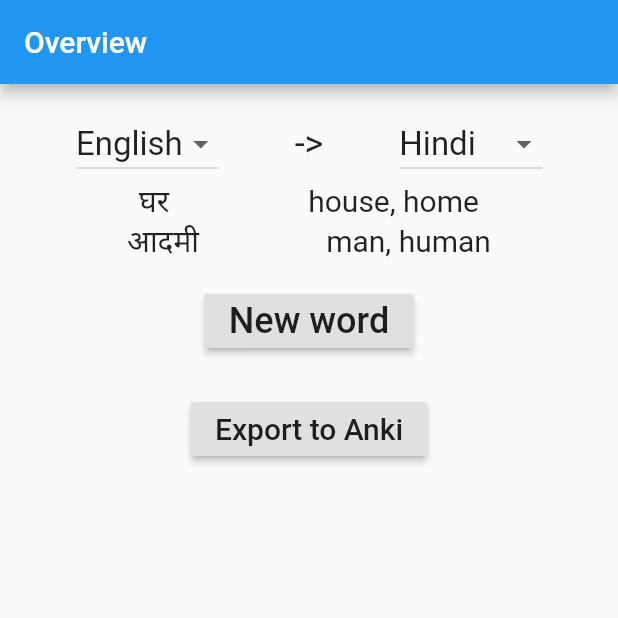
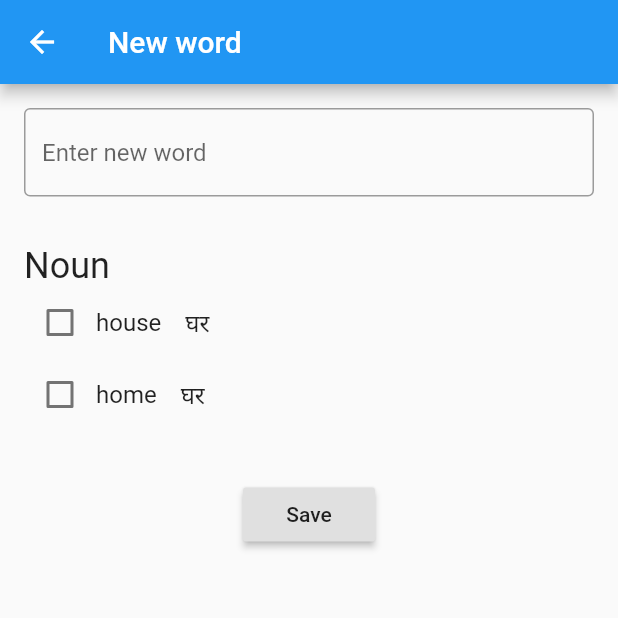
Before and after one commit to Silas-Germany/vocab_list, a Flutter app: the GeneralStatefulWidget screen opened directly, after a tap on "New word", on a phone screen of 412 x 824 dp, the top half of it. Run offline on Flutter 3.47's test engine with Material 2 defaults, Android fonts, the phone set to English and light mode, and no system bars; generated files the repository leaves out were written again.

Commit message:
Add word page created with basic functions

```diff
--- a/lib/add_word.dart
+++ b/lib/add_word.dart
@@ -0,0 +1,78 @@
+
+import 'package:flutter/cupertino.dart';
+import 'package:flutter/material.dart';
+
+import 'generated/l10n.dart';
+import 'helper.dart';
+
+class EditWord extends State<GeneralStatefulWidget> {
+
+  final MapEntry<String, String> currentWord;
+  final bool newWord;
+  final wordChangedListener = TextEditingController();
+  final Set<String> selectedTranslations = Set();
+  final Map<String, Map<String, List<String>>> translations = {
+    "Noun": {
+      "house": ["घर"],
+      "home": ["घर"],
+    }
+  };
+
+  EditWord({this.currentWord = const MapEntry("", "")}) : newWord = currentWord.key.isEmpty;
+
+  @override
+  Widget build(BuildContext context) => Scaffold(
+    appBar: AppBar(
+      title: Text(newWord ? S.of(context).newWord : S.of(context).editWord(currentWord.key)),
+    ),
+    body: Padding(
+      padding: EdgeInsets.all(16),
+      child: Column(
+        crossAxisAlignment: CrossAxisAlignment.start,
+        children: [
+          newWord ? textEntryField : SizedBox(),
+          const SizedBox(height: 32),
+        ] + translations.entries.map((category) => <Widget>[
+          Text(category.key, style: TextStyle(fontSize: 24)),
+          const SizedBox(width: 24),
+        ] + category.value.entries.map((translation) => Row(
+          children: [
+            Checkbox(
+              value: selectedTranslations.contains(translation.key),
+              onChanged: (value) {
+                setState(() {
+                  if (value) selectedTranslations.add(translation.key);
+                  else selectedTranslations.remove(translation.key);
+                });
+              },
+            ),
+            Text(translation.key, style: TextStyle(fontSize: 16)),
+            const SizedBox(width: 16),
+          ] + translation.value.map((backTranslation) => Text(backTranslation,
+            style: TextStyle(fontSize: 16),
+          )).toList(),
+        )).toList(),
+        ).expand((entry) => entry).toList() + [
+          SizedBox(height: 32),
+          Center(
+            child: RaisedButton(
+              child: Text(S.of(context).saveWord),
+              onPressed: () {
+                final word = MapEntry(wordChangedListener.text, selectedTranslations.join("; "));
+                Navigator.of(context).pop(word);
+              },
+            ),
+          ),
+        ],
+      ),
+    ),
+  );
+
+  Widget get textEntryField => TextField(
+    controller: wordChangedListener,
+    decoration: InputDecoration(
+        hintText: S.of(context).enterWord,
+        border: OutlineInputBorder()
+    ),
+  );
+}
--- a/lib/l10n/intl_en.arb
+++ b/lib/l10n/intl_en.arb
@@ -10,7 +10,11 @@
   "newWord": "New word",
   "export": "Export to Anki",
 
-  "deleteConfirmation" : "Do you want to delete '${word}'?",
+  "deleteConfirmation" : "Do you want to delete '{word}'?",
   "yes": "Yes",
-  "no": "No"
+  "no": "No",
+
+  "editWord": "Edit '{word}'",
+  "enterWord": "Enter new word",
+  "saveWord": "Save"
 }
--- a/lib/overview.dart
+++ b/lib/overview.dart
@@ -1,6 +1,7 @@
 import 'package:flutter/cupertino.dart';
 import 'package:flutter/material.dart';
 import 'package:flutter/widgets.dart';
+import 'package:vocab_list/add_word.dart';
 import 'package:vocab_list/helper.dart';
 
 import 'generated/l10n.dart';
@@ -13,8 +14,8 @@ class Overview extends State<GeneralStatefulWidget> {
   final secondLanguageCodeNotifier = ValueNotifier(availableLanguageCode[1]);
 
   final wordList = {
-    "घर": "house, home",
-    "आदमी": "man, human",
+    "घर": "house; home",
+    "आदमी": "man; human",
   };
 
   @override
@@ -40,7 +41,7 @@ class Overview extends State<GeneralStatefulWidget> {
     ),
     body: Column(
       children: <Widget>[
-        SizedBox(height: 16),
+        const SizedBox(height: 16),
         Row(
           mainAxisAlignment: MainAxisAlignment.spaceEvenly,
           children: [
@@ -82,14 +83,19 @@ class Overview extends State<GeneralStatefulWidget> {
           );
         },
       )).toList() + [
-        SizedBox(height: 16),
+        const SizedBox(height: 16),
         RaisedButton(
-          child: Text(S.of(context).newWord, style: TextStyle(fontSize: 24)),
-          onPressed: () {},
+          child: Text(S.of(context).newWord, style: const TextStyle(fontSize: 24)),
+          onPressed: () async {
+            final word = await Navigator.of(context).push<MapEntry<String, String>>(MaterialPageRoute(
+                builder: (context) => GeneralStatefulWidget(() => EditWord())
+            ));
+            wordList[word.key] = word.value;
+          },
         ),
-        SizedBox(height: 24),
+        const SizedBox(height: 24),
         RaisedButton(
-          child: Text(S.of(context).export, style: TextStyle(fontSize: 20)),
+          child: Text(S.of(context).export, style: const TextStyle(fontSize: 20)),
           onPressed: () {},
         ),
       ],
```
